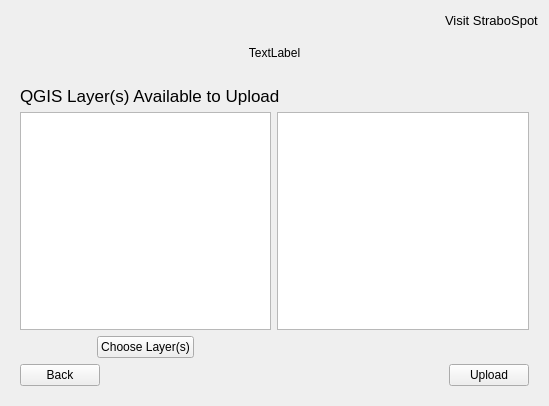
StraboSpot/strabo-qgis-plugin, file strabo_spot_dialog.ui: the form before one commit.
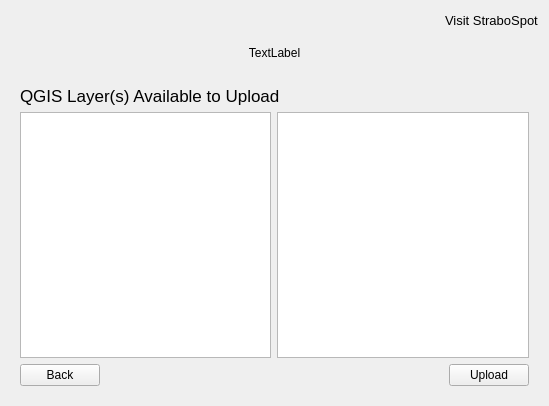
The form after the commit. The open tabs and pages were chosen to show the change. Icons and pictures are not drawn.

Commit message: Add progress bar for upload process

The edit to the form file:
```diff
--- a/strabo_spot_dialog.ui
+++ b/strabo_spot_dialog.ui
@@ -56,7 +56,7 @@
      </item>
     </layout>
    </item>
-   <item>
+   <item alignment="Qt::AlignHCenter">
     <widget class="QStackedWidget" name="stackedWidget">
      <property name="focusPolicy">
       <enum>Qt::NoFocus</enum>
@@ -916,55 +916,12 @@
          <item row="0" column="1">
           <widget class="QListWidget" name="create_prj_widget"/>
          </item>
-         <item row="1" column="0">
-          <layout class="QHBoxLayout" name="horizontalLayout_12">
-           <item>
-            <spacer name="horizontalSpacer_11">
-             <property name="orientation">
-              <enum>Qt::Horizontal</enum>
-             </property>
-             <property name="sizeHint" stdset="0">
-              <size>
-               <width>40</width>
-               <height>20</height>
-              </size>
-             </property>
-            </spacer>
-           </item>
-           <item>
-            <widget class="QPushButton" name="choose_datasets_button">
-             <property name="text">
-              <string>Choose Layer(s)</string>
-             </property>
-            </widget>
-           </item>
-           <item>
-            <spacer name="horizontalSpacer_12">
-             <property name="orientation">
-              <enum>Qt::Horizontal</enum>
-             </property>
-             <property name="sizeHint" stdset="0">
-              <size>
-               <width>40</width>
-               <height>20</height>
-              </size>
-             </property>
-            </spacer>
-           </item>
-          </layout>
-         </item>
-         <item row="1" column="1">
-          <spacer name="horizontalSpacer_13">
-           <property name="orientation">
-            <enum>Qt::Horizontal</enum>
+         <item row="0" column="0">
+          <widget class="QListWidget" name="qgislayers">
+           <property name="selectionMode">
+            <enum>QAbstractItemView::MultiSelection</enum>
            </property>
-           <property name="sizeHint" stdset="0">
-            <size>
-             <width>40</width>
-             <height>20</height>
-            </size>
-           </property>
-          </spacer>
+          </widget>
          </item>
         </layout>
        </item>
```
Left out of the diff: 40 changed lines with no effect on the pictures. The commit also changes 1 other file.
